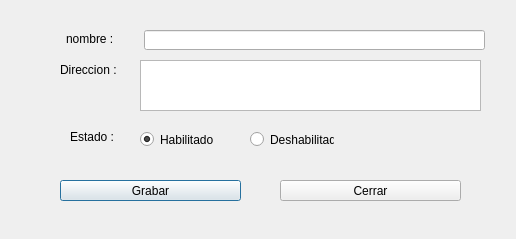
The window that PA_Final/fmrnewlocal.ui (VictorSanchezS/Paradigmas-de-Programacion) describes before a commit, drawn with Qt 5.
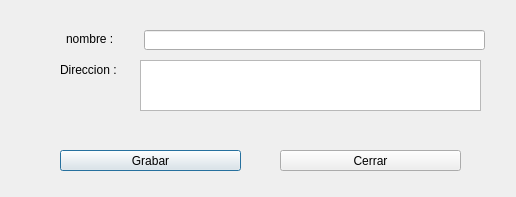
The same window after the commit.

Diff of the .ui file:
```diff
--- a/PA_Final/fmrnewlocal.ui
+++ b/PA_Final/fmrnewlocal.ui
@@ -7,7 +7,7 @@
     <x>0</x>
     <y>0</y>
     <width>516</width>
-    <height>239</height>
+    <height>197</height>
    </rect>
   </property>
   <property name="windowTitle">
@@ -17,7 +17,7 @@
    <property name="geometry">
     <rect>
      <x>60</x>
-     <y>180</y>
+     <y>150</y>
      <width>181</width>
      <height>21</height>
     </rect>
@@ -30,7 +30,7 @@
    <property name="geometry">
     <rect>
      <x>280</x>
-     <y>180</y>
+     <y>150</y>
      <width>181</width>
      <height>21</height>
     </rect>
@@ -75,48 +75,6 @@
     <string>Direccion :</string>
    </property>
   </widget>
-  <widget class="QRadioButton" name="rbHabilitado">
-   <property name="geometry">
-    <rect>
-     <x>140</x>
-     <y>130</y>
-     <width>84</width>
-     <height>19</height>
-    </rect>
-   </property>
-   <property name="text">
-    <string>Habilitado</string>
-   </property>
-   <property name="checked">
-    <bool>true</bool>
-   </property>
-  </widget>
-  <widget class="QRadioButton" name="rbDeshabilitado">
-   <property name="geometry">
-    <rect>
-     <x>250</x>
-     <y>130</y>
-     <width>84</width>
-     <height>19</height>
-    </rect>
-   </property>
-   <property name="text">
-    <string>Deshabilitado</string>
-   </property>
-  </widget>
-  <widget class="QLabel" name="label_3">
-   <property name="geometry">
-    <rect>
-     <x>70</x>
-     <y>130</y>
-     <width>47</width>
-     <height>13</height>
-    </rect>
-   </property>
-   <property name="text">
-    <string>Estado :</string>
-   </property>
-  </widget>
   <widget class="QTextEdit" name="teDireccion">
    <property name="geometry">
     <rect>
```
